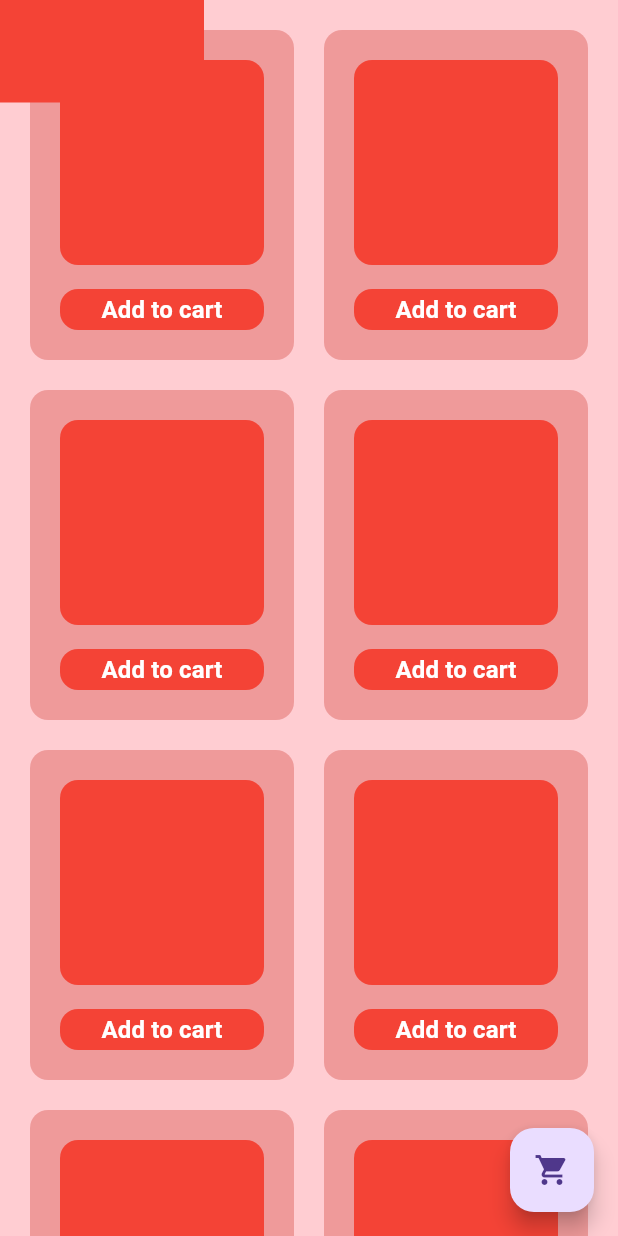
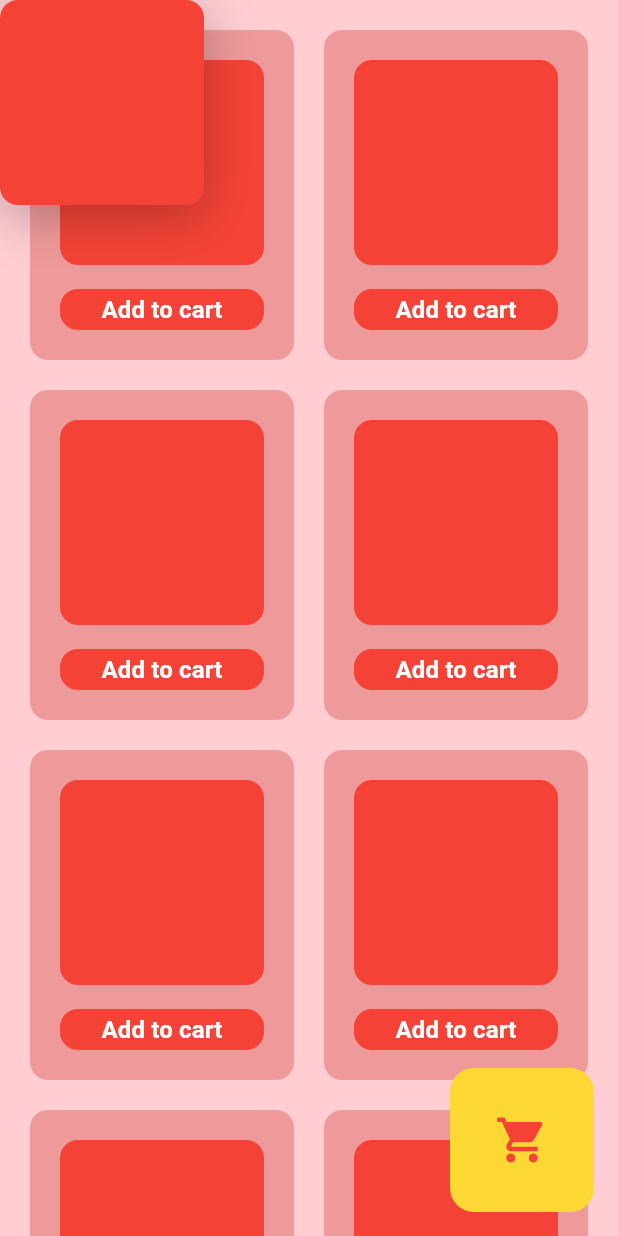
Before and after one commit to phuc97405/portfolio, a Flutter app: the screen it shows after launch, after a tap on "Add to cart", on a phone screen of 412 x 824 dp. Run offline on Flutter 3.47's test engine with Material 3 defaults, Android fonts, the phone set to English and light mode, and no system bars; drawn by our look-alikes of flutter_animate.

Commit message:
handle add item to cart with animate

```diff
--- a/lib/main.dart
+++ b/lib/main.dart
@@ -1,5 +1,3 @@
-import 'dart:io';
-
 import 'package:flutter/material.dart';
 import 'package:flutter_animate/flutter_animate.dart';
 import 'package:portfolio/views/cart_button.dart';
@@ -9,6 +7,8 @@ void main() {
   runApp(MyApp());
 }
 
+final productAnimDuration = 1.seconds;
+
 class MyApp extends StatefulWidget {
   @override
   State<MyApp> createState() => _MyAppState();
@@ -16,6 +16,8 @@ class MyApp extends StatefulWidget {
 
 class _MyAppState extends State<MyApp> with TickerProviderStateMixin {
   late final controller = AnimationController(vsync: this);
+  late final cartController = AnimationController(vsync: this);
+
   late final manager = AddToCartAnimationManager(controller);
 
   @override
@@ -35,17 +37,56 @@ class _MyAppState extends State<MyApp> with TickerProviderStateMixin {
         ),
         home: Scaffold(
           backgroundColor: Colors.red[100],
-          floatingActionButton: const CartButton(),
+          floatingActionButton: CartButton(key: manager.cartKey)
+              .animate(
+                  controller: cartController,
+                  autoPlay: false,
+                  onComplete: (controller) => controller.reset())
+              .moveY(begin: 0, end: -20, duration: 200.ms)
+              .shake(),
           body: Stack(children: [
             ProductList(manager: manager),
             ListenableBuilder(
-              listenable: manager.productSize,
-              builder: (context, _) => Container(
-                width: manager.productSize.value.width,
-                height: manager.productSize.value.height,
-                color: Colors.red,
-              ),
-            ).animate(autoPlay: false, controller: controller).slide()
+                listenable: manager.productSize,
+                builder: (context, _) => SizedBox(
+                        width: manager.productSize.value.width,
+                        height: manager.productSize.value.height,
+                        child: Container(
+                          decoration: const BoxDecoration(
+                              color: Colors.red,
+                              borderRadius: BorderRadius.all(
+                                Radius.circular(12),
+                              ),
+                              boxShadow: [
+                                BoxShadow(
+                                    offset: Offset(0, 7),
+                                    blurRadius: 29,
+                                    color: Colors.black26)
+                              ]),
+                        )
+                            .animate(
+                              autoPlay: false,
+                              controller: controller,
+                            )
+                            .scale(
+                                duration: productAnimDuration * 0.8,
+                                begin: const Offset(1, 1),
+                                end: Offset.zero,
+                                alignment: Alignment.bottomRight,
+                                delay: productAnimDuration * 0.2))
+                    .animate(
+                      autoPlay: false,
+                      controller: controller,
+                      onComplete: (controller) => {
+                        controller.reset(),
+                        manager.reset(),
+                        cartController.forward()
+                      },
+                    )
+                    .followPath(
+                        duration: productAnimDuration,
+                        path: manager.path,
+                        curve: Curves.easeInOutCubic))
           ]),
         ));
   }
@@ -54,12 +95,44 @@ class _MyAppState extends State<MyApp> with TickerProviderStateMixin {
 class AddToCartAnimationManager {
   AddToCartAnimationManager(this.controller);
 
+  final cartKey = GlobalKey();
   final AnimationController controller;
   final productKeys = List.generate(10, (index) => GlobalKey());
   var productSize = ValueNotifier(const Size(0, 0));
   var productPosition = Offset.zero;
+  var path = Path();
 
   void dispose() {
     productSize.dispose();
   }
+
+  void reset() {
+    productSize.value = Size.zero;
+    productPosition = Offset.zero;
+    path = Path();
+  }
+
+  void runAnimation(int index) {
+    final productContext = productKeys[index].currentContext!;
+    //Get position of bottom right of cart button
+    final cartPosition =
+        (cartKey.currentContext!.findRenderObject() as RenderBox)
+            .localToGlobal(Offset.zero);
+
+    final cartBottomRight =
+        cartKey.currentContext!.size!.bottomRight(cartPosition);
+    //Get position of product image
+    productPosition = (productContext.findRenderObject() as RenderBox)
+        .localToGlobal(Offset.zero);
+    //Get size of product image
+    productSize.value = productContext.size!;
+    //Create Path object
+    path = Path()
+      ..moveTo(productPosition.dx, productPosition.dy)
+      ..relativeLineTo(-20, -20)
+      ..lineTo(cartBottomRight.dx - productSize.value.width - 5,
+          cartBottomRight.dy - productSize.value.height - 5);
+    //Trigger animation
+    controller.forward();
+  }
 }
--- a/lib/views/cart_button.dart
+++ b/lib/views/cart_button.dart
@@ -5,7 +5,11 @@ class CartButton extends StatelessWidget {
 
   @override
   Widget build(BuildContext context) {
-    return FloatingActionButton(
+    return FloatingActionButton.large(
+      elevation: 0,
+      backgroundColor: Colors.yellow.shade600,
+      foregroundColor: Colors.red,
+      shape: RoundedRectangleBorder(borderRadius: BorderRadius.circular(16)),
       onPressed: () => {},
       child: const Icon(Icons.shopping_cart),
     );
--- a/lib/views/product_list.dart
+++ b/lib/views/product_list.dart
@@ -51,8 +51,6 @@ class _ProductListState extends State<ProductList> {
                                 color: Colors.red,
                                 borderRadius:
                                     BorderRadius.all(Radius.circular(12))),
-                            height: double.infinity,
-                            width: double.infinity,
                           ),
                         ),
                         const SizedBox(
@@ -67,17 +65,7 @@ class _ProductListState extends State<ProductList> {
                               shape: RoundedRectangleBorder(
                                   borderRadius: BorderRadius.circular(12))),
                           onPressed: () {
-                            final productContext = widget
-                                .manager.productKeys[index].currentContext!;
-                            //Get position of product image
-                            widget.manager.productPosition =
-                                (productContext.findRenderObject() as RenderBox)
-                                    .localToGlobal(Offset.zero);
-                            //Get size of product image
-                            widget.manager.productSize.value =
-                                productContext.size!;
-                            //Trigger animation
-                            widget.manager.controller.forward();
+                            widget.manager.runAnimation(index);
                           },
                           child: const Text(
                             "Add to cart",
```
